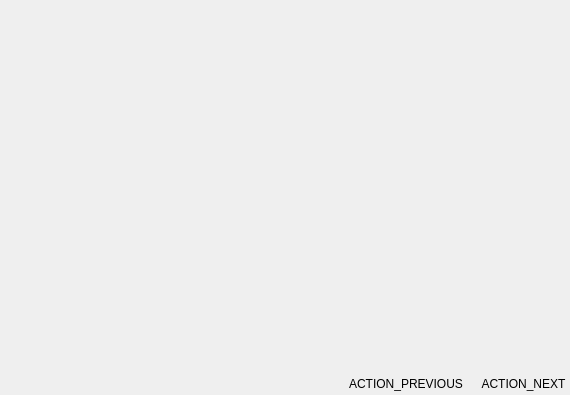
Qt form parsec/core/gui/forms/create_org_widget.ui (Scille/parsec-cloud) before a commit.
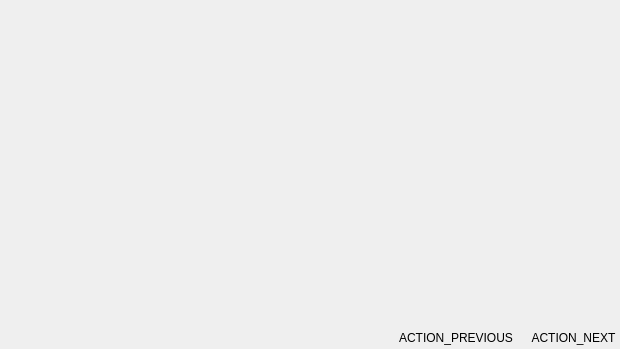
The same form after that commit. Icons and pictures are not drawn.

Diff of the .ui file:
```diff
--- a/parsec/core/gui/forms/create_org_widget.ui
+++ b/parsec/core/gui/forms/create_org_widget.ui
@@ -6,8 +6,8 @@
    <rect>
     <x>0</x>
     <y>0</y>
-    <width>558</width>
-    <height>395</height>
+    <width>608</width>
+    <height>349</height>
    </rect>
   </property>
   <property name="windowTitle">
@@ -60,8 +60,14 @@
       <widget class="QWidget" name="widget" native="true">
        <property name="minimumSize">
         <size>
-         <width>350</width>
-         <height>200</height>
+         <width>400</width>
+         <height>300</height>
+        </size>
+       </property>
+       <property name="maximumSize">
+        <size>
+         <width>16777215</width>
+         <height>16777215</height>
         </size>
        </property>
        <layout class="QVBoxLayout" name="verticalLayout_3">
```
